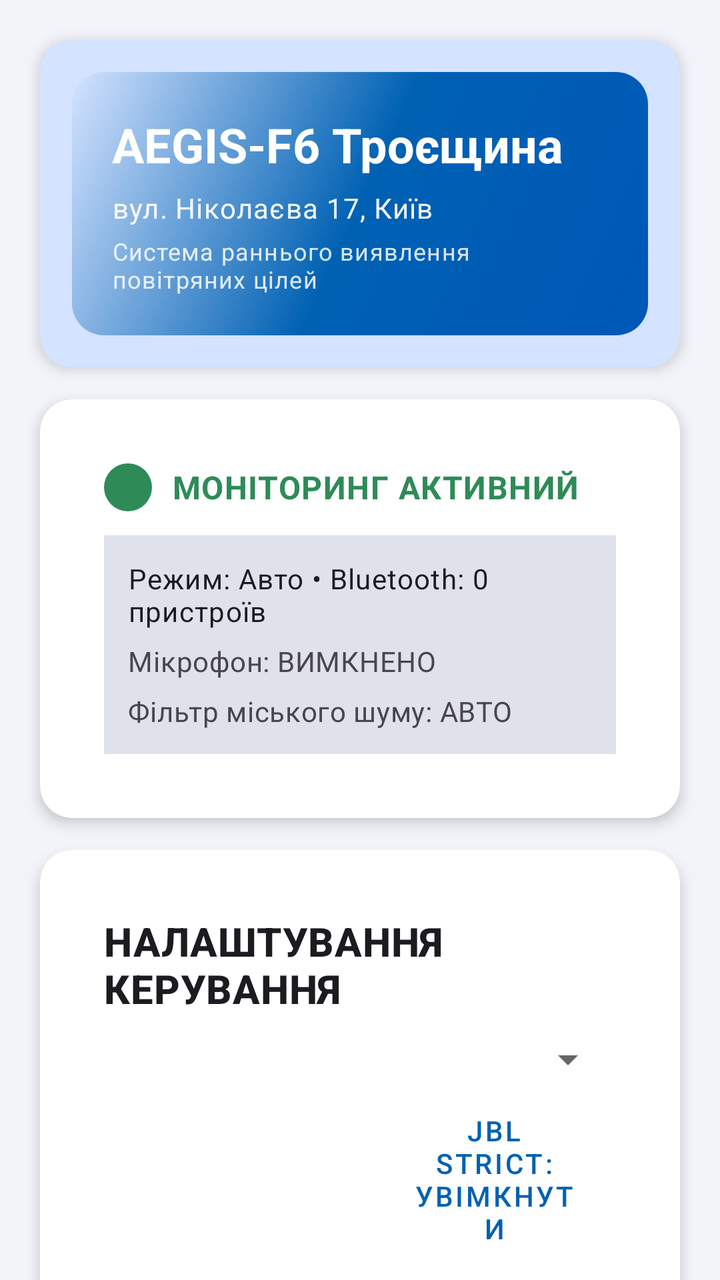
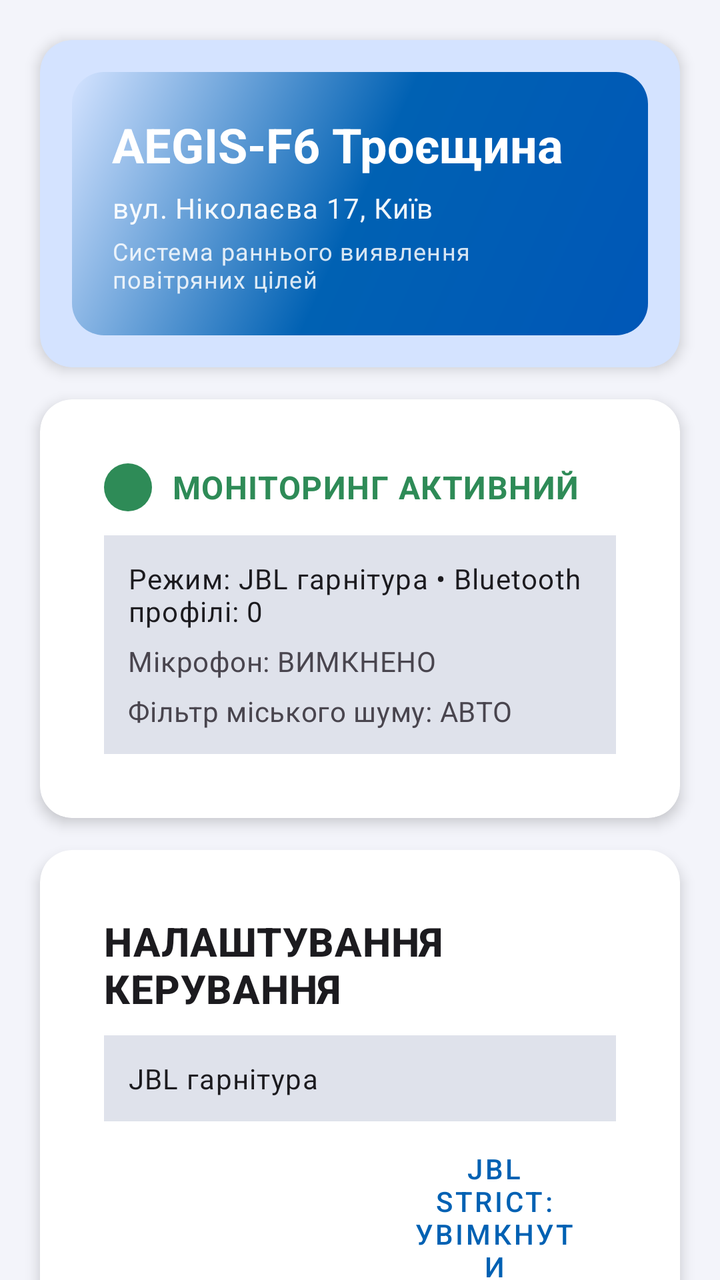

Compare the two renders of this Android layout. The source of the first and the diff that turns it into the second are given below.
<!-- AndroidManifest.xml: application theme Theme.AegisF6 -->
<!-- res/layout/activity_main.xml -->
<?xml version="1.0" encoding="utf-8"?>
<androidx.core.widget.NestedScrollView xmlns:android="http://schemas.android.com/apk/res/android"
    android:layout_width="match_parent"
    android:layout_height="match_parent"
    android:background="@color/surface_elevated_2"
    android:fillViewport="true"
    android:clipToPadding="false">

    <LinearLayout
        android:layout_width="match_parent"
        android:layout_height="wrap_content"
        android:orientation="vertical"
        android:paddingStart="12dp"
        android:paddingEnd="12dp"
        android:paddingTop="12dp"
        android:paddingBottom="20dp">

        <com.google.android.material.card.MaterialCardView
            style="@style/Widget.Aegis.Card.Header"
            android:layout_width="match_parent"
            android:layout_height="wrap_content"
            android:layout_marginTop="0dp">

            <LinearLayout
                android:layout_width="match_parent"
                android:layout_height="wrap_content"
                android:background="@drawable/header_gradient"
                android:orientation="vertical"
                android:padding="20dp">

                <TextView
                    android:layout_width="match_parent"
                    android:layout_height="wrap_content"
                    android:text="@string/main_title"
                    android:textAppearance="@style/TextAppearance.Aegis.Title"
                    android:textColor="@color/md_theme_onPrimary"
                    android:textStyle="bold" />

                <TextView
                    android:layout_width="match_parent"
                    android:layout_height="wrap_content"
                    android:layout_marginTop="6dp"
                    android:text="@string/location_subtitle"
                    android:textAppearance="@style/TextAppearance.Aegis.Body"
                    android:textColor="@color/md_theme_onPrimary"
                    android:alpha="0.94" />

                <TextView
                    android:layout_width="match_parent"
                    android:layout_height="wrap_content"
                    android:layout_marginTop="4dp"
                    android:text="@string/app_subtitle"
                    android:textAppearance="@style/TextAppearance.Aegis.Caption"
                    android:textColor="@color/md_theme_onPrimary"
                    android:alpha="0.84" />

            </LinearLayout>
        </com.google.android.material.card.MaterialCardView>

        <com.google.android.material.card.MaterialCardView
            style="@style/Widget.Aegis.Card"
            android:layout_width="match_parent"
            android:layout_height="wrap_content">

            <LinearLayout
                android:layout_width="match_parent"
                android:layout_height="wrap_content"
                android:orientation="vertical"
                android:padding="@dimen/card_padding">

                <LinearLayout
                    android:layout_width="match_parent"
                    android:layout_height="wrap_content"
                    android:orientation="horizontal"
                    android:gravity="center_vertical">

                    <ImageView
                        android:id="@+id/ivStatusIndicator"
                        android:layout_width="@dimen/icon_size_medium"
                        android:layout_height="@dimen/icon_size_medium"
                        android:src="@drawable/status_active_indicator"
                        android:layout_marginEnd="10dp" />

                    <TextView
                        android:id="@+id/tvStatus"
                        android:layout_width="0dp"
                        android:layout_height="wrap_content"
                        android:layout_weight="1"
                        android:text="@string/status_active"
                        android:textAppearance="@style/TextAppearance.Aegis.Status.Active" />
                </LinearLayout>

                <LinearLayout
                    android:layout_width="match_parent"
                    android:layout_height="wrap_content"
                    android:layout_marginTop="12dp"
                    android:orientation="vertical"
                    android:padding="12dp"
                    android:background="@color/md_theme_surfaceVariant">

                    <TextView
                        android:id="@+id/tvSourceResolved"
                        android:layout_width="match_parent"
                        android:layout_height="wrap_content"
                        android:text="@string/source_runtime_placeholder"
                        android:textAppearance="@style/TextAppearance.Aegis.Body" />

                    <TextView
                        android:id="@+id/tvMicStatus"
                        android:layout_width="match_parent"
                        android:layout_height="wrap_content"
                        android:layout_marginTop="6dp"
                        android:text="@string/mic_inactive"
                        android:textAppearance="@style/TextAppearance.Aegis.BodySecondary" />

                    <TextView
                        android:id="@+id/tvFilterMode"
                        android:layout_width="match_parent"
                        android:layout_height="wrap_content"
                        android:layout_marginTop="6dp"
                        android:text="@string/filter_auto_mode"
                        android:textAppearance="@style/TextAppearance.Aegis.BodySecondary" />
                </LinearLayout>
            </LinearLayout>
        </com.google.android.material.card.MaterialCardView>

        <com.google.android.material.card.MaterialCardView
            style="@style/Widget.Aegis.Card"
            android:layout_width="match_parent"
            android:layout_height="wrap_content">

            <LinearLayout
                android:layout_width="match_parent"
                android:layout_height="wrap_content"
                android:orientation="vertical"
                android:padding="@dimen/card_padding">

                <TextView
                    android:layout_width="match_parent"
                    android:layout_height="wrap_content"
                    android:text="НАЛАШТУВАННЯ КЕРУВАННЯ"
                    android:textAppearance="@style/TextAppearance.Aegis.Headline" />

                <Spinner
                    android:id="@+id/spSource"
                    style="@style/Widget.Aegis.Spinner"
                    android:layout_width="match_parent"
                    android:layout_height="wrap_content"
                    android:layout_marginTop="10dp" />

                <LinearLayout
                    android:layout_width="match_parent"
                    android:layout_height="wrap_content"
                    android:layout_marginTop="10dp"
                    android:orientation="horizontal">

                    <Button
                        android:id="@+id/btnMic"
                        style="@style/Widget.Aegis.Button.Primary"
                        android:layout_width="0dp"
                        android:layout_height="wrap_content"
                        android:layout_weight="1"
                        android:layout_marginEnd="6dp"
                        android:text="@string/mic_enable" />

                    <Button
                        android:id="@+id/btnJblStrict"
                        style="@style/Widget.Aegis.Button.Secondary"
                        android:layout_width="0dp"
                        android:layout_height="wrap_content"
                        android:layout_weight="1"
                        android:layout_marginStart="6dp"
                        android:text="@string/jbl_strict_enable" />
                </LinearLayout>

                <LinearLayout
                    android:layout_width="match_parent"
                    android:layout_height="wrap_content"
                    android:layout_marginTop="10dp"
                    android:orientation="horizontal">

                    <Button
                        android:id="@+id/btnCalibrate"
                        style="@style/Widget.Aegis.Button.Secondary"
                        android:layout_width="0dp"
                        android:layout_height="wrap_content"
                        android:layout_weight="1"
                        android:layout_marginEnd="6dp"
                        android:text="@string/calibration_button" />

                    <Button
                        android:id="@+id/btnMapStyle"
                        style="@style/Widget.Aegis.Button.Secondary"
                        android:layout_width="0dp"
                        android:layout_height="wrap_content"
                        android:layout_weight="1"
                        android:layout_marginStart="6dp"
                        android:text="@string/map_style_standard" />
                </LinearLayout>

                <TextView
                    android:id="@+id/tvCalibration"
                    android:layout_width="match_parent"
                    android:layout_height="wrap_content"
                    android:layout_marginTop="10dp"
                    android:text="@string/calibration_idle_placeholder"
                    android:textAppearance="@style/TextAppearance.Aegis.BodySecondary" />

                <TextView
                    android:id="@+id/tvCalibrationHint"
                    android:layout_width="match_parent"
                    android:layout_height="wrap_content"
                    android:layout_marginTop="4dp"
                    android:text="@string/calibration_requires_headphones"
                    android:textAppearance="@style/TextAppearance.Aegis.Caption" />

                <TextView
                    android:id="@+id/tvSensitivityMode"
                    android:layout_width="match_parent"
                    android:layout_height="wrap_content"
                    android:layout_marginTop="4dp"
                    android:text="@string/adaptive_sensitivity_normal"
                    android:textAppearance="@style/TextAppearance.Aegis.Caption" />
            </LinearLayout>
        </com.google.android.material.card.MaterialCardView>

        <com.google.android.material.card.MaterialCardView
            style="@style/Widget.Aegis.Card"
            android:layout_width="match_parent"
            android:layout_height="wrap_content">

            <LinearLayout
                android:layout_width="match_parent"
                android:layout_height="wrap_content"
                android:orientation="vertical"
                android:padding="@dimen/card_padding">

                <TextView
                    android:layout_width="match_parent"
                    android:layout_height="wrap_content"
                    android:text="@string/radar_title"
                    android:textAppearance="@style/TextAppearance.Aegis.Headline" />

                <TextView
                    android:layout_width="match_parent"
                    android:layout_height="wrap_content"
                    android:layout_marginTop="4dp"
                    android:text="@string/radar_subtitle"
                    android:textAppearance="@style/TextAppearance.Aegis.Caption" />

                <com.aegisf6.app.ui.RadarView
                    android:id="@+id/radarView"
                    android:layout_width="match_parent"
                    android:layout_height="240dp"
                    android:layout_marginTop="10dp"
                    android:background="@color/radar_background" />
            </LinearLayout>
        </com.google.android.material.card.MaterialCardView>

        <com.google.android.material.card.MaterialCardView
            style="@style/Widget.Aegis.Card"
            android:layout_width="match_parent"
            android:layout_height="wrap_content">

            <LinearLayout
                android:layout_width="match_parent"
                android:layout_height="wrap_content"
                android:orientation="vertical"
                android:padding="@dimen/card_padding">

                <TextView
                    android:layout_width="match_parent"
                    android:layout_height="wrap_content"
                    android:text="@string/telemetry_title"
                    android:textAppearance="@style/TextAppearance.Aegis.Headline" />

                <TextView
                    android:id="@+id/tvTelemetry"
                    android:layout_width="match_parent"
                    android:layout_height="wrap_content"
                    android:layout_marginTop="10dp"
                    android:padding="10dp"
                    android:fontFamily="monospace"
                    android:background="@color/md_theme_surfaceVariant"
                    android:text="@string/telemetry_waiting"
                    android:textAppearance="@style/TextAppearance.Aegis.Body" />

                <TextView
                    android:layout_width="match_parent"
                    android:layout_height="wrap_content"
                    android:layout_marginTop="8dp"
                    android:text="Акустичний спектр"
                    android:textAppearance="@style/TextAppearance.Aegis.Caption" />

                <TextView
                    android:id="@+id/tvSpectrum"
                    android:layout_width="match_parent"
                    android:layout_height="wrap_content"
                    android:layout_marginTop="4dp"
                    android:padding="10dp"
                    android:fontFamily="monospace"
                    android:background="@color/md_theme_surfaceVariant"
                    android:text="@string/spectrum_placeholder"
                    android:textAppearance="@style/TextAppearance.Aegis.Caption" />
            </LinearLayout>
        </com.google.android.material.card.MaterialCardView>

        <com.google.android.material.card.MaterialCardView
            style="@style/Widget.Aegis.Card"
            android:layout_width="match_parent"
            android:layout_height="wrap_content">

            <LinearLayout
                android:layout_width="match_parent"
                android:layout_height="wrap_content"
                android:orientation="vertical"
                android:paddingTop="12dp">

                <LinearLayout
                    android:layout_width="match_parent"
                    android:layout_height="wrap_content"
                    android:orientation="vertical"
                    android:paddingStart="12dp"
                    android:paddingEnd="12dp"
                    android:paddingBottom="10dp">

                    <TextView
                        android:layout_width="match_parent"
                        android:layout_height="wrap_content"
                        android:text="@string/map_title"
                        android:textAppearance="@style/TextAppearance.Aegis.Headline" />

                    <TextView
                        android:layout_width="match_parent"
                        android:layout_height="wrap_content"
                        android:layout_marginTop="4dp"
                        android:text="@string/troieshchyna_info"
                        android:textAppearance="@style/TextAppearance.Aegis.Caption" />

                    <TextView
                        android:layout_width="match_parent"
                        android:layout_height="wrap_content"
                        android:layout_marginTop="2dp"
                        android:text="@string/coverage_info"
                        android:textAppearance="@style/TextAppearance.Aegis.Caption" />
                </LinearLayout>

                <org.osmdroid.views.MapView
                    android:id="@+id/map"
                    android:layout_width="match_parent"
                    android:layout_height="@dimen/map_height" />
            </LinearLayout>
        </com.google.android.material.card.MaterialCardView>

        <com.google.android.material.card.MaterialCardView
            style="@style/Widget.Aegis.Card"
            android:layout_width="match_parent"
            android:layout_height="wrap_content">

            <LinearLayout
                android:layout_width="match_parent"
                android:layout_height="wrap_content"
                android:orientation="vertical"
                android:padding="@dimen/card_padding">

                <TextView
                    android:layout_width="match_parent"
                    android:layout_height="wrap_content"
                    android:text="@string/diagnostics_title"
                    android:textAppearance="@style/TextAppearance.Aegis.Headline" />

                <TextView
                    android:id="@+id/tvDiagnostics"
                    android:layout_width="match_parent"
                    android:layout_height="wrap_content"
                    android:layout_marginTop="8dp"
                    android:padding="10dp"
                    android:background="@color/md_theme_surfaceVariant"
                    android:text="@string/diagnostics_ok"
                    android:textAppearance="@style/TextAppearance.Aegis.Caption" />
            </LinearLayout>
        </com.google.android.material.card.MaterialCardView>

        <TextView
            android:layout_width="match_parent"
            android:layout_height="wrap_content"
            android:layout_marginTop="10dp"
            android:gravity="center"
            android:paddingBottom="6dp"
            android:text="@string/version_info"
            android:textAppearance="@style/TextAppearance.Aegis.Caption" />

    </LinearLayout>
</androidx.core.widget.NestedScrollView>
<!-- resources referenced by this layout -->
<resources>
  <color name="md_theme_onPrimary">#FFFFFF</color>
  <color name="md_theme_surfaceVariant">#DFE2EB</color>
  <color name="radar_background">#091B2B</color>
  <color name="surface_elevated_2">#F3F4FA</color>
  <dimen name="card_padding">16dp</dimen>
  <dimen name="icon_size_medium">24dp</dimen>
  <dimen name="map_height">360dp</dimen>
  <string name="adaptive_sensitivity_normal">Адаптивна чутливість: НОРМА</string>
  <string name="app_subtitle">Система раннього виявлення повітряних цілей</string>
  <string name="calibration_button">Калібрувати 60с</string>
  <string name="calibration_idle_placeholder">Калібрування: готове • Фон: 0 відс.</string>
  <string name="calibration_requires_headphones">Калібрування доступне лише з підключеними Bluetooth-навушниками</string>
  <string name="coverage_info">Покриття: Шахед до 5 км, ракета до 10 км</string>
  <string name="diagnostics_ok">Усе стабільно: критичних проблем не виявлено</string>
  <string name="diagnostics_title">ДІАГНОСТИКА</string>
  <string name="filter_auto_mode">Фільтр міського шуму: АВТО</string>
  <string name="jbl_strict_enable">JBL Strict: увімкнути</string>
  <string name="location_subtitle">вул. Ніколаєва 17, Київ</string>
  <string name="main_title">AEGIS-F6 Троєщина</string>
  <string name="map_style_standard">OSM Стандарт</string>
  <string name="map_title">КАРТА РАЙОНУ</string>
  <string name="mic_enable">Увімкнути мікрофон</string>
  <string name="mic_inactive">Мікрофон: ВИМКНЕНО</string>
  <string name="radar_subtitle">Промінь сканує сектор, мітка показує напрямок та силу сигналу</string>
  <string name="radar_title">РАДАРНИЙ ОГЛЯД</string>
  <string name="source_runtime_placeholder">Режим: Авто • Bluetooth: 0 пристроїв</string>
  <string name="spectrum_placeholder">Спектр 40-150 Гц: [----------]</string>
  <string name="status_active">МОНІТОРИНГ АКТИВНИЙ</string>
  <string name="telemetry_title">ТЕЛЕМЕТРІЯ ОБ ЄКТА</string>
  <string name="telemetry_waiting">Очікування цілей...</string>
  <string name="troieshchyna_info">Троєщина - житловий район на півночі Києва</string>
  <string name="version_info">Версія: v1.0 • Троєщина Edition</string>
  <style name="TextAppearance.Aegis.Body" parent="TextAppearance.MaterialComponents.Body1">
          <item name="android:textSize">@dimen/text_body</item>
          <item name="android:textColor">@color/text_primary</item>
      </style>
  <style name="Widget.Aegis.Card.Header" parent="Widget.Aegis.Card">
          <item name="cardBackgroundColor">@color/md_theme_primaryContainer</item>
      </style>
  <style name="Widget.Aegis.Spinner" parent="Widget.AppCompat.Spinner">
          <item name="android:layout_height">@dimen/button_height</item>
          <item name="android:paddingHorizontal">@dimen/spacing_md</item>
      </style>
  <style name="Theme.AegisF6" parent="Base.Theme.AegisF6" />
  <color name="ukraine_blue">#0057B7</color>
  <color name="md_theme_primary">#0061B3</color>
  <color name="md_theme_primaryContainer">#D4E3FF</color>
  <dimen name="card_corner_radius">16dp</dimen>
  <color name="status_active">#2E8B57</color>
  <dimen name="status_indicator_size">12dp</dimen>
  <dimen name="text_body">14sp</dimen>
  <color name="text_primary">#1C1B1F</color>
  <color name="text_secondary">#49454E</color>
  <dimen name="text_caption">12sp</dimen>
  <dimen name="text_headline">20sp</dimen>
  <dimen name="text_body_large">16sp</dimen>
  <dimen name="text_title">24sp</dimen>
  <dimen name="button_height">40dp</dimen>
  <dimen name="button_min_width">88dp</dimen>
  <dimen name="button_corner_radius">20dp</dimen>
  <dimen name="card_elevation">4dp</dimen>
  <dimen name="spacing_sm">8dp</dimen>
  <color name="surface_elevated">#FFFFFF</color>
  <dimen name="spacing_md">16dp</dimen>
  <color name="md_theme_secondary">#525E70</color>
  <color name="md_theme_surface">#F8F9FF</color>
  <color name="md_theme_onSurface">#191C20</color>
  <color name="md_theme_background">#F8F9FF</color>
  <color name="md_theme_onBackground">#191C20</color>
  <!-- unchanged entries left out for length: 11 -->
</resources>

<!-- the commit's change to res/layout/activity_main.xml (unified diff, before → after) -->
@@ -141,12 +141,15 @@
                     android:text="НАЛАШТУВАННЯ КЕРУВАННЯ"
                     android:textAppearance="@style/TextAppearance.Aegis.Headline" />
 
-                <Spinner
+                <TextView
                     android:id="@+id/spSource"
-                    style="@style/Widget.Aegis.Spinner"
-                    android:layout_width="match_parent"
-                    android:layout_height="wrap_content"
-                    android:layout_marginTop="10dp" />
+                    android:layout_width="match_parent"
+                    android:layout_height="wrap_content"
+                    android:layout_marginTop="10dp"
+                    android:padding="12dp"
+                    android:background="@color/md_theme_surfaceVariant"
+                    android:text="JBL гарнітура"
+                    android:textAppearance="@style/TextAppearance.Aegis.Body" />
 
                 <LinearLayout
                     android:layout_width="match_parent"
<!-- resource entries referenced after the edit -->
@@ -25,7 +25,7 @@
   <string name="mic_inactive">Мікрофон: ВИМКНЕНО</string>
   <string name="radar_subtitle">Промінь сканує сектор, мітка показує напрямок та силу сигналу</string>
   <string name="radar_title">РАДАРНИЙ ОГЛЯД</string>
-  <string name="source_runtime_placeholder">Режим: Авто • Bluetooth: 0 пристроїв</string>
+  <string name="source_runtime_placeholder">Режим: JBL гарнітура • Bluetooth профілі: 0</string>
   <string name="spectrum_placeholder">Спектр 40-150 Гц: [----------]</string>
   <string name="status_active">МОНІТОРИНГ АКТИВНИЙ</string>
   <string name="telemetry_title">ТЕЛЕМЕТРІЯ ОБ ЄКТА</string>
@@ -38,10 +38,6 @@
       </style>
   <style name="Widget.Aegis.Card.Header" parent="Widget.Aegis.Card">
           <item name="cardBackgroundColor">@color/md_theme_primaryContainer</item>
-      </style>
-  <style name="Widget.Aegis.Spinner" parent="Widget.AppCompat.Spinner">
-          <item name="android:layout_height">@dimen/button_height</item>
-          <item name="android:paddingHorizontal">@dimen/spacing_md</item>
       </style>
   <style name="Theme.AegisF6" parent="Base.Theme.AegisF6" />
   <color name="ukraine_blue">#0057B7</color>
@@ -63,7 +59,6 @@
   <dimen name="card_elevation">4dp</dimen>
   <dimen name="spacing_sm">8dp</dimen>
   <color name="surface_elevated">#FFFFFF</color>
-  <dimen name="spacing_md">16dp</dimen>
   <color name="md_theme_secondary">#525E70</color>
   <color name="md_theme_surface">#F8F9FF</color>
   <color name="md_theme_onSurface">#191C20</color>
